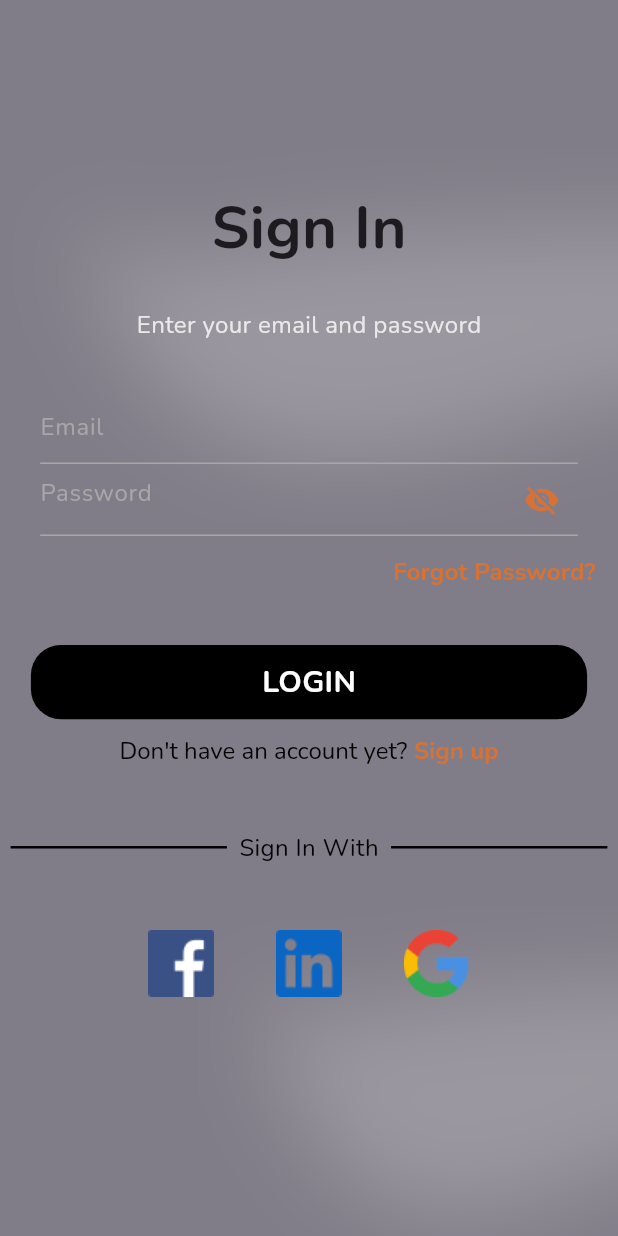
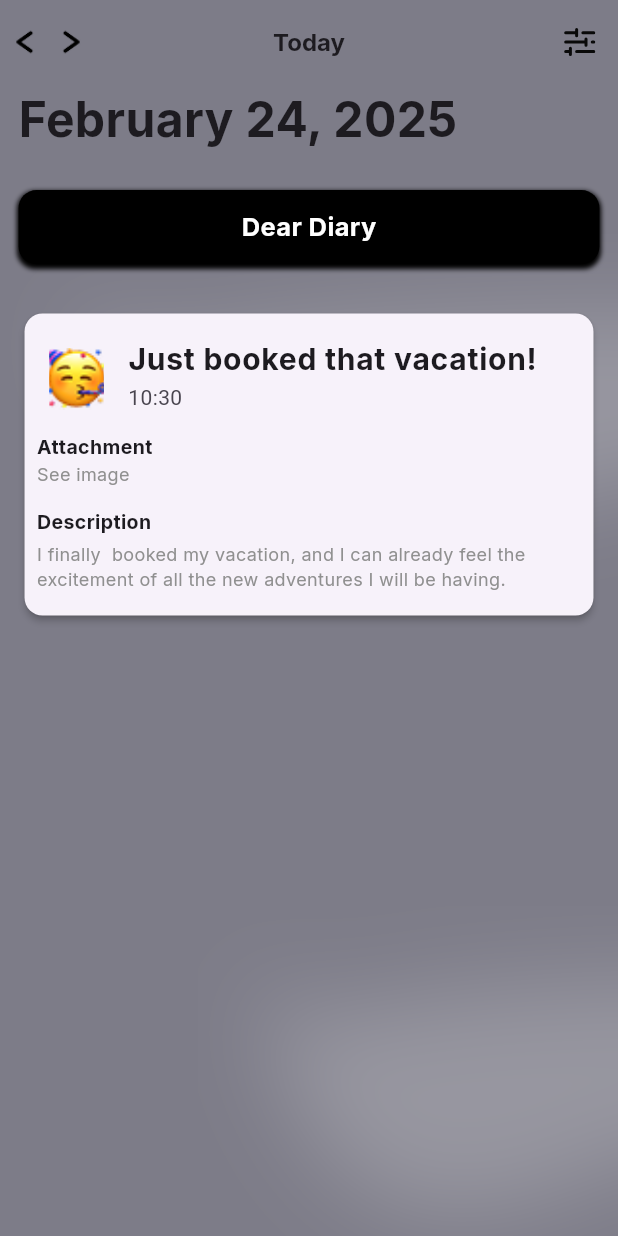
Before and after one commit to MosawirShah/Jannah-Journal, a Flutter app: the screen it shows after launch, on a phone screen of 412 x 824 dp. Run offline on Flutter 3.47's test engine with Material 3 defaults, Android fonts, the phone set to English and light mode, and no system bars; our stand-ins replace flutter_svg, google_fonts.

Commit message:
home widget is created

```diff
--- a/lib/app/app_settings.dart
+++ b/lib/app/app_settings.dart
@@ -11,7 +11,7 @@ class AppSettings extends StatelessWidget {
       debugShowCheckedModeBanner: false,
       //initialRoute: ,
       //theme: AppTheme.appLightTheme,
-      initialRoute: RoutesName.splashView,
+      initialRoute: RoutesName.homeView,
       routes: AppRoutes.appRoutes(context),
     );
   }
--- a/lib/core/constants/app_colors.dart
+++ b/lib/core/constants/app_colors.dart
@@ -25,4 +25,8 @@ class AppColors{
  //Forgot password color
  static const kBrownD87234Color = Color(0xFFD87234);     //background: #D87234;
 
+ //home subtitle font color
+ static const kGrey909090Color = Color(0xFF909090);
+
+
 }
--- a/lib/core/constants/app_strings.dart
+++ b/lib/core/constants/app_strings.dart
@@ -15,4 +15,7 @@ class AppStrings {
   static const String signUpSubtitleText = "First create your account";
   static const String signUpButtonText = "SIGN UP";
   static const String alreadyHaveAccText = "Already have account?";
+
+  //Home view Text
+  static const String homeCustomButtonText = "Dear Diary";
 }
--- a/lib/core/routes/app_routes.dart
+++ b/lib/core/routes/app_routes.dart
@@ -1,6 +1,7 @@
 import 'package:flutter/cupertino.dart';
 import 'package:jannah_journal/core/routes/routes_name.dart';
 import 'package:jannah_journal/presentation/views/auth/sign_up_view.dart';
+import 'package:jannah_journal/presentation/views/home_view.dart';
 
 import '../../presentation/views/auth/sign_in_view.dart';
 import '../../presentation/views/splash_view.dart';
@@ -13,6 +14,7 @@ class AppRoutes{
       RoutesName.splashView : (context) => SplashView(),
       RoutesName.signInView : (context) => SignInView(),
       RoutesName.signUpView : (context) => SignUpView(),
+      RoutesName.homeView : (context) => HomeView(),
     };
   }
 }
--- a/lib/core/routes/routes_name.dart
+++ b/lib/core/routes/routes_name.dart
@@ -1,10 +1,12 @@
 class RoutesName {
   //Splash View
   static const splashView = '/splash-view';
-
   //Sign-In View
   static const signInView = '/signIn-view';
-
   //Sign-Up View
   static const signUpView = '/signUp-view';
+  //home view
+static const homeView = '/home-view';
+
+
 }
--- /dev/null
+++ b/lib/presentation/components/widgets/home_widgets/home_custom_button.dart
@@ -0,0 +1,35 @@
+import 'package:flutter/cupertino.dart';
+import 'package:flutter/material.dart';
+import 'package:google_fonts/google_fonts.dart';
+import 'package:jannah_journal/app/app_settings.dart';
+import 'package:jannah_journal/core/constants/app_colors.dart';
+import 'package:jannah_journal/core/constants/app_strings.dart';
+import 'package:jannah_journal/core/utils/screen_utils.dart';
+
+class HomeCustomButton extends StatelessWidget {
+   HomeCustomButton({super.key});
+
+  //Card Widget for testing
+  @override
+  Widget build(BuildContext context) {
+    return InkWell(
+      onTap: (){},
+      child: Container(
+        height: ScreenUtils.screenHeight(context) * 0.06,
+        width: ScreenUtils.screenWidth(context) ,
+        decoration: BoxDecoration(
+          color: AppColors.kBlackColor,
+          borderRadius: BorderRadius.circular(12),
+          boxShadow: [
+            BoxShadow(color: AppColors.kBlackColor,spreadRadius: 1,offset: Offset(0, 2),blurRadius: 2),
+          ],
+        ),
+        child: Center(
+          child: Text(AppStrings.homeCustomButtonText,style: GoogleFonts.inter(
+            fontSize: 17,color: AppColors.kWhiteColor,fontWeight: FontWeight.bold
+          ),),
+        ),
+      ),
+    );
+  }
+}
--- a/lib/presentation/styles/app_font_style.dart
+++ b/lib/presentation/styles/app_font_style.dart
@@ -23,8 +23,6 @@ class AppFontStyle {
     color: AppColors.kWhiteColor,fontWeight: FontWeight.bold,fontSize: 20,
   );
 
-  // //Custom Line Container TextStyle
-  // static TextStyle customLineContainerTextStyle = GoogleFonts.nunito(
-  //   color: AppColors.kBlackColor,fontWeight: FontWeight.w500,fontSize: 22,
-  // );
+  static TextStyle fontStyleInterSmallSize = GoogleFonts.inter(fontSize: 16,fontWeight: FontWeight.bold
+  );
 }
--- a/lib/presentation/views/auth/sign_in_view.dart
+++ b/lib/presentation/views/auth/sign_in_view.dart
@@ -155,6 +155,7 @@ class SignInView extends StatelessWidget {
                       onTap: () {
                         if (_formKey.currentState!.validate()) {
                           debugPrint("Sign in");
+                          Navigator.of(context).pushNamed(RoutesName.homeView);
                           _emailController.clear();
                           _passwordController.clear();
                         }
--- /dev/null
+++ b/lib/presentation/views/home_view.dart
@@ -0,0 +1,163 @@
+import 'package:flutter/material.dart';
+import 'package:flutter_svg/flutter_svg.dart';
+import 'package:google_fonts/google_fonts.dart';
+import 'package:jannah_journal/core/constants/app_colors.dart';
+import 'package:jannah_journal/core/utils/screen_utils.dart';
+import 'package:jannah_journal/presentation/components/widgets/home_widgets/home_custom_button.dart';
+import 'package:jannah_journal/presentation/styles/app_font_style.dart';
+import 'package:jannah_journal/presentation/styles/decorations/scaffold_background_painter.dart';
+
+class HomeView extends StatelessWidget {
+  const HomeView({super.key});
+
+  @override
+  Widget build(BuildContext context) {
+    double screenHeight = ScreenUtils.screenHeight(context);
+    double screenWidth = ScreenUtils.screenWidth(context);
+    return Scaffold(
+      backgroundColor: AppColors.kGrey7D7C88Color,
+      appBar: AppBar(
+        backgroundColor: Colors.transparent,
+        title: Text("Today", style: AppFontStyle.fontStyleInterSmallSize),
+        centerTitle: true,
+        leading: Padding(
+          padding: const EdgeInsets.only(left: 8.0),
+          child: Row(
+            children: [
+              Expanded(child: Image.asset("assets/images/arrow_back.png")),
+              SizedBox(
+                width: screenWidth * 0.03,
+              ),
+              Expanded(child: Image.asset('assets/images/arrow_forward.png'))
+            ],
+          ),
+        ),
+        actions: [
+          Padding(
+            padding: const EdgeInsets.only(right: 15.0),
+            child: SvgPicture.asset('assets/icons/menu_icon.svg'),
+          ),
+        ],
+      ),
+      body: Stack(
+        children: [
+          //top
+          ScaffoldBackGroundPainter.topBlurredShape(),
+          //botto,
+          ScaffoldBackGroundPainter.bottomBlurredShape(),
+
+          //Home View body Content
+          SingleChildScrollView(
+            child: Container(
+              height: screenHeight,
+              width: screenWidth,
+              //   color: Colors.greenAccent,
+              child: Padding(
+                padding: EdgeInsets.symmetric(
+                    vertical: screenHeight * 0.0,
+                    horizontal: screenWidth * 0.03),
+                child: Column(
+                  mainAxisAlignment: MainAxisAlignment.start,
+                  crossAxisAlignment: CrossAxisAlignment.start,
+                  children: [
+                    Padding(
+                      padding: EdgeInsets.symmetric(
+                          vertical: screenHeight * 0.00,
+                          horizontal: screenWidth * 0.0),
+                      child: Text("February 24, 2025",
+                          style: AppFontStyle.fontStyleInterSmallSize
+                              .copyWith(fontSize: 32)),
+                    ),
+
+                    //spacer
+                    SizedBox(height: screenHeight * 0.03,),
+
+                    //Dear Diary Button
+                    HomeCustomButton(),
+
+                    //spacer
+                   SizedBox( height: screenHeight * 0.035,),
+
+                    //First Card Widget
+                    Card(
+                      elevation: 2,
+                      child: Padding(
+                        padding: EdgeInsets.symmetric(vertical: screenHeight * 0.009,horizontal: screenWidth * 0.00),
+                        child: Column(
+                          mainAxisAlignment: MainAxisAlignment.start,
+                          crossAxisAlignment: CrossAxisAlignment.start,
+                          children: [
+                            ListTile(
+                              title: Text("Just booked that vacation!",
+                                  style: AppFontStyle.fontStyleInterSmallSize
+                                      .copyWith(fontSize: 20)),
+                              leading: Container(
+                                padding: EdgeInsets.zero,
+                                margin: EdgeInsets.zero,
+                                height: screenHeight * 0.05,
+                                  width: screenWidth * 0.09,
+                                  child: Image.asset('assets/images/emoji.png',fit: BoxFit.cover,)),
+                              subtitle: Text("10:30"),
+                            ),
+
+                            //Spacer
+                            SizedBox(height: screenHeight * 0.00,),
+                            Padding(
+                              padding: EdgeInsets.only(bottom: screenHeight * 0.0,left: screenWidth * 0.02,),
+                              child: Text(
+                                "Attachment",
+                                style: AppFontStyle.fontStyleInterSmallSize
+                                    .copyWith(fontSize: 13),
+                              ),
+                            ),
+
+                            //see image widget
+                            Padding(
+                              padding: EdgeInsets.only(bottom: screenHeight * 0.0,left: screenWidth * 0.02,),
+                              child: InkWell(
+                                  onTap: () {},
+                                  child: Text(
+                                    "See image",
+                                    style: AppFontStyle.fontStyleInterSmallSize
+                                        .copyWith(
+                                            fontSize: 12,
+                                            fontWeight: FontWeight.normal,
+                                            color: AppColors.kGrey909090Color),
+                                  )),
+                            ),
+
+                            //Description widget
+                            Padding(
+                              padding: EdgeInsets.only(top: screenHeight * 0.017,left: screenWidth * 0.02,),
+                              child: Text(
+                                "Description",
+                                style: AppFontStyle.fontStyleInterSmallSize
+                                    .copyWith(fontSize: 13),
+                              ),
+                            ),
+
+                            //Description text
+                            Padding(
+                              padding: EdgeInsets.only(top: screenHeight * 0.004,bottom: screenHeight * 0.01,left: screenWidth * 0.02,),
+                              child: Text(
+                                "I finally  booked my vacation, and I can already feel the excitement of all the new adventures I will be having.",
+                                style: AppFontStyle.fontStyleInterSmallSize.copyWith(
+                                    fontSize: 12,
+                                    fontWeight: FontWeight.normal,
+                                    color: AppColors.kGrey909090Color),
+                              ),
+                            ),
+                          ],
+                        ),
+                      ),
+                    ),
+                  ],
+                ),
+              ),
+            ),
+          ),
+        ],
+      ),
+    );
+  }
+}
--- a/pubspec.yaml
+++ b/pubspec.yaml
@@ -18,6 +18,8 @@ dependencies:
 
   flutter_gen: ^5.3.1 # Generates asset references
   provider: ^6.1.2
+  flutter_svg: ^2.0.17
+
 
 dev_dependencies:
 
@@ -36,7 +38,7 @@ flutter:
   # To add assets to your application, add an assets section, like this:
   assets:
     - assets/images/
-   # - assets/icons/
+    - assets/icons/
 flutter_gen:
   output: lib/core/utils/asset_gen/gen/ # Folder where the generated file will be placed
   assets:
```
Also changed, not shown: assets/icons/menu_icon.svg (added), assets/images/arrow_back.png (added), assets/images/arrow_forward.png (added), assets/images/breakfast.png (added), assets/images/emoji.png (added), assets/images/movie.png (added), pubspec.lock.
